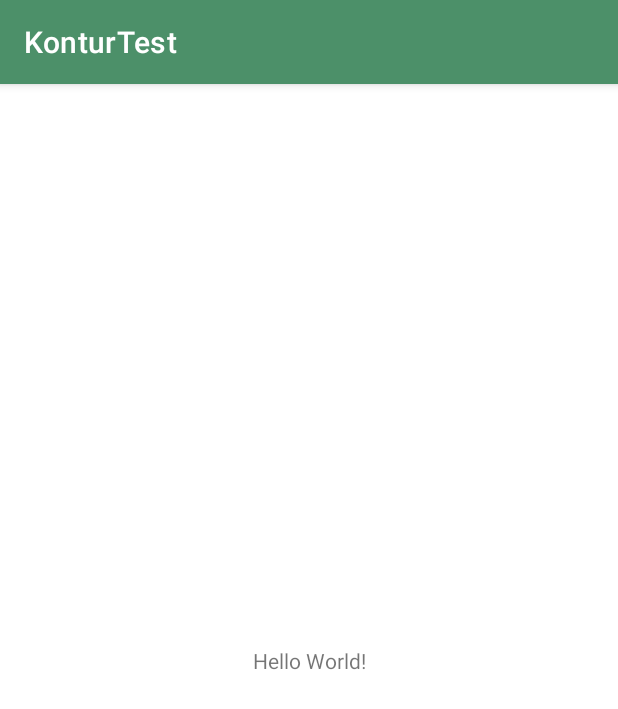
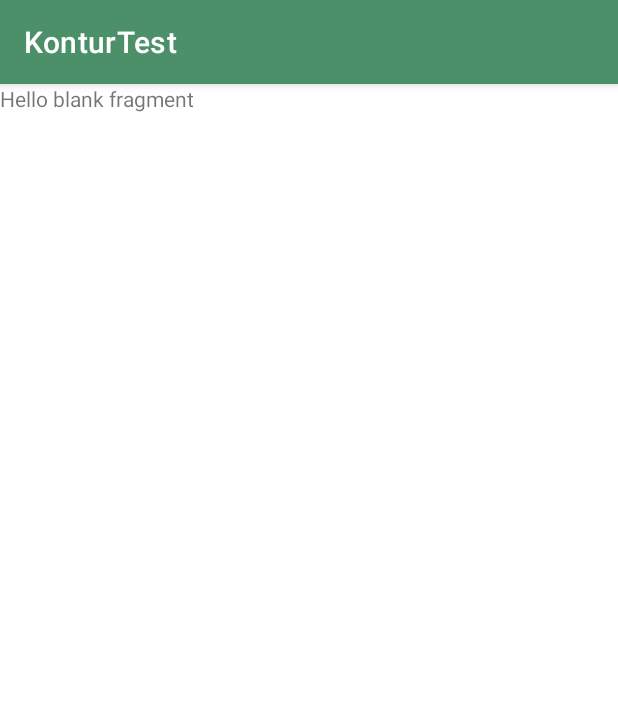
Before and after one commit to Jvitaliy82/KonturTest, an Android app: the screen it shows after launch (MainActivity), on a phone screen of 412 x 824 dp. Shown: the top 709 px of the screen. Run offline under Robolectric (Android 15) with nearby library versions, the phone set to English and light mode, and no system bars.

Commit message:
add nav_graph

```diff
--- a/app/build.gradle
+++ b/app/build.gradle
@@ -39,6 +39,9 @@ dependencies {
     implementation 'androidx.appcompat:appcompat:1.2.0'
     implementation 'com.google.android.material:material:1.2.1'
     implementation 'androidx.constraintlayout:constraintlayout:2.0.4'
+    implementation 'androidx.navigation:navigation-fragment-ktx:2.3.1'
+    implementation 'androidx.navigation:navigation-ui-ktx:2.3.1'
+    implementation 'androidx.legacy:legacy-support-v4:1.0.0'
     testImplementation 'junit:junit:4.+'
     androidTestImplementation 'androidx.test.ext:junit:1.1.2'
     androidTestImplementation 'androidx.test.espresso:espresso-core:3.3.0'
--- a/app/src/main/AndroidManifest.xml
+++ b/app/src/main/AndroidManifest.xml
@@ -9,7 +9,7 @@
         android:roundIcon="@mipmap/ic_launcher_round"
         android:supportsRtl="true"
         android:theme="@style/Theme.KonturTest">
-        <activity android:name=".MainActivity">
+        <activity android:name=".ui.MainActivity">
             <intent-filter>
                 <action android:name="android.intent.action.MAIN" />
 
--- a/app/src/main/java/ru/jdeveloperapps/konturtest/MainActivity.kt
+++ b/app/src/main/java/ru/jdeveloperapps/konturtest/ui/MainActivity.kt
@@ -1,7 +1,8 @@
-package ru.jdeveloperapps.konturtest
+package ru.jdeveloperapps.konturtest.ui
 
+import android.os.Bundle
 import androidx.appcompat.app.AppCompatActivity
-import android.os.Bundle
+import ru.jdeveloperapps.konturtest.R
 
 class MainActivity : AppCompatActivity() {
     override fun onCreate(savedInstanceState: Bundle?) {
--- /dev/null
+++ b/app/src/main/java/ru/jdeveloperapps/konturtest/ui/fragments/ListFragment.kt
@@ -0,0 +1,60 @@
+package ru.jdeveloperapps.konturtest.ui.fragments
+
+import android.os.Bundle
+import android.view.LayoutInflater
+import android.view.View
+import android.view.ViewGroup
+import androidx.fragment.app.Fragment
+import ru.jdeveloperapps.konturtest.R
+
+// TODO: Rename parameter arguments, choose names that match
+// the fragment initialization parameters, e.g. ARG_ITEM_NUMBER
+private const val ARG_PARAM1 = "param1"
+private const val ARG_PARAM2 = "param2"
+
+/**
+ * A simple [Fragment] subclass.
+ * Use the [ListFragment.newInstance] factory method to
+ * create an instance of this fragment.
+ */
+class ListFragment : Fragment() {
+    // TODO: Rename and change types of parameters
+    private var param1: String? = null
+    private var param2: String? = null
+
+    override fun onCreate(savedInstanceState: Bundle?) {
+        super.onCreate(savedInstanceState)
+        arguments?.let {
+            param1 = it.getString(ARG_PARAM1)
+            param2 = it.getString(ARG_PARAM2)
+        }
+    }
+
+    override fun onCreateView(
+        inflater: LayoutInflater, container: ViewGroup?,
+        savedInstanceState: Bundle?
+    ): View? {
+        // Inflate the layout for this fragment
+        return inflater.inflate(R.layout.fragment_list, container, false)
+    }
+
+    companion object {
+        /**
+         * Use this factory method to create a new instance of
+         * this fragment using the provided parameters.
+         *
+         * @param param1 Parameter 1.
+         * @param param2 Parameter 2.
+         * @return A new instance of fragment ListFragment.
+         */
+        // TODO: Rename and change types and number of parameters
+        @JvmStatic
+        fun newInstance(param1: String, param2: String) =
+            ListFragment().apply {
+                arguments = Bundle().apply {
+                    putString(ARG_PARAM1, param1)
+                    putString(ARG_PARAM2, param2)
+                }
+            }
+    }
+}
--- a/app/src/main/res/layout/activity_main.xml
+++ b/app/src/main/res/layout/activity_main.xml
@@ -4,15 +4,14 @@
     xmlns:tools="http://schemas.android.com/tools"
     android:layout_width="match_parent"
     android:layout_height="match_parent"
-    tools:context=".MainActivity">
+    tools:context=".ui.MainActivity">
 
-    <TextView
-        android:layout_width="wrap_content"
-        android:layout_height="wrap_content"
-        android:text="Hello World!"
-        app:layout_constraintBottom_toBottomOf="parent"
-        app:layout_constraintLeft_toLeftOf="parent"
-        app:layout_constraintRight_toRightOf="parent"
-        app:layout_constraintTop_toTopOf="parent" />
 
+    <androidx.fragment.app.FragmentContainerView
+        android:id="@+id/fragment"
+        android:name="androidx.navigation.fragment.NavHostFragment"
+        android:layout_width="match_parent"
+        android:layout_height="match_parent"
+        app:defaultNavHost="true"
+        app:navGraph="@navigation/nav_graph" />
 </androidx.constraintlayout.widget.ConstraintLayout>
--- /dev/null
+++ b/app/src/main/res/layout/fragment_list.xml
@@ -0,0 +1,14 @@
+<?xml version="1.0" encoding="utf-8"?>
+<FrameLayout xmlns:android="http://schemas.android.com/apk/res/android"
+    xmlns:tools="http://schemas.android.com/tools"
+    android:layout_width="match_parent"
+    android:layout_height="match_parent"
+    tools:context=".ui.fragments.ListFragment">
+
+    <!-- TODO: Update blank fragment layout -->
+    <TextView
+        android:layout_width="match_parent"
+        android:layout_height="match_parent"
+        android:text="@string/hello_blank_fragment" />
+
+</FrameLayout>
--- /dev/null
+++ b/app/src/main/res/navigation/nav_graph.xml
@@ -0,0 +1,22 @@
+<?xml version="1.0" encoding="utf-8"?>
+<navigation xmlns:android="http://schemas.android.com/apk/res/android"
+    xmlns:app="http://schemas.android.com/apk/res-auto"
+    xmlns:tools="http://schemas.android.com/tools"
+    android:id="@+id/nav_graph"
+    app:startDestination="@id/listFragment">
+
+    <fragment
+        android:id="@+id/listFragment"
+        android:name="ru.jdeveloperapps.konturtest.ui.fragments.ListFragment"
+        android:label="fragment_list"
+        tools:layout="@layout/fragment_list" >
+        <action
+            android:id="@+id/action_listFragment_to_detailFragment"
+            app:destination="@id/detailFragment" />
+    </fragment>
+    <fragment
+        android:id="@+id/detailFragment"
+        android:name="ru.jdeveloperapps.konturtest.ui.fragments.DetailFragment"
+        android:label="fragment_detail"
+        tools:layout="@layout/fragment_detail" />
+</navigation>
--- a/app/src/main/res/values/strings.xml
+++ b/app/src/main/res/values/strings.xml
@@ -1,3 +1,5 @@
 <resources>
     <string name="app_name">KonturTest</string>
+    <!-- TODO: Remove or change this placeholder text -->
+    <string name="hello_blank_fragment">Hello blank fragment</string>
 </resources>
```
Also changed, not shown: app/src/main/java/ru/jdeveloperapps/konturtest/ui/fragments/DetailFragment.kt (added, +60 -0 lines), app/src/main/res/layout/fragment_detail.xml (added, +14 -0 lines).
